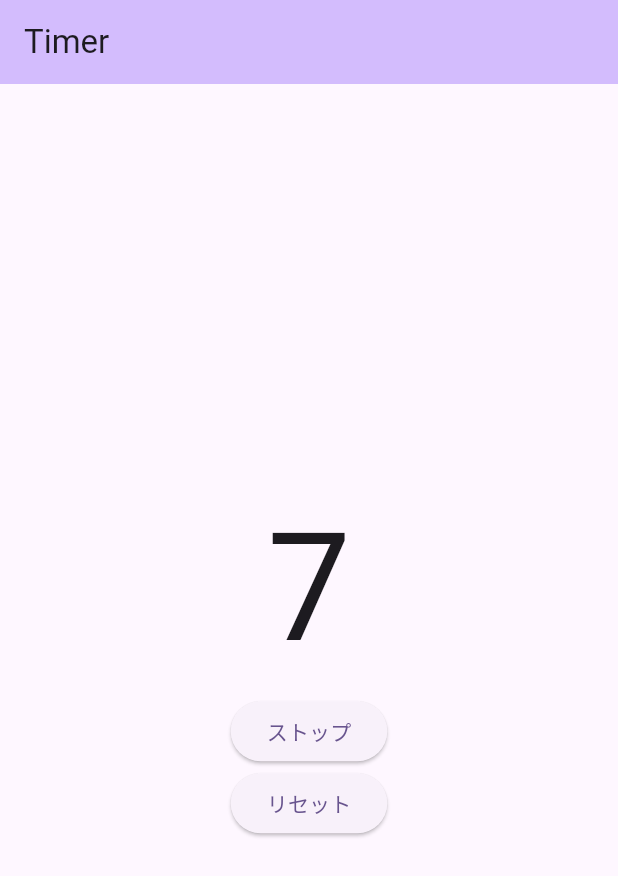
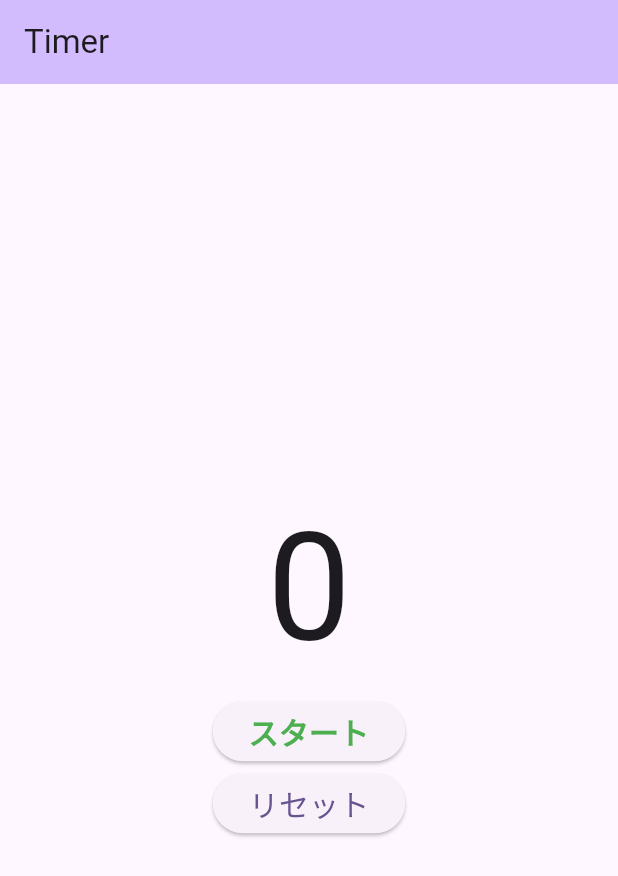
Before and after one commit to naoyamatsunaga/timer, a Flutter app: the screen it shows after launch, on a phone screen of 412 x 824 dp. Shown: the top 876 px of the screen. Run offline on Flutter 3.47's test engine with Material 3 defaults, Android fonts, the phone set to English and light mode, and no system bars.

Commit message:
ボタン押下時にタイマースター/リスタートするように変更

```diff
--- a/lib/main.dart
+++ b/lib/main.dart
@@ -35,15 +35,19 @@ class MyHomePage extends StatefulWidget {
 
 class _MyHomePageState extends State<MyHomePage> {
   int _seconds = 0;
+
   // nullを許容する
   Timer? _timer;
+
+  bool _isRunning = false;
 
   @override
   // 画面を開いた時に最初に呼ばれる関数
   void initState() {
     super.initState();
+  }
 
-    // 1秒ごとにカウントアップ
+  void timerStart() {
     _timer = Timer.periodic(const Duration(seconds: 1), (timer) {
       setState(() {
         _seconds++;
@@ -51,13 +55,24 @@ class _MyHomePageState extends State<MyHomePage> {
     });
   }
 
-  void _timerStop() {
+  void timerStop() {
     setState(() {
       _timer?.cancel();
     });
   }
 
-  void _timerReset() {
+  void toggleTimer() {
+    setState(() {
+      if (_isRunning) {
+        timerStop();
+      } else {
+        timerStart();
+      }
+      _isRunning = !_isRunning;
+    });
+  }
+
+  void timerReset() {
     setState(() {
       _seconds = 0;
     });
@@ -80,15 +95,24 @@ class _MyHomePageState extends State<MyHomePage> {
             ),
             ElevatedButton(
               onPressed: () {
-                _timerStop();
+                toggleTimer();
               },
-              child: const Text('ストップ'),
+              child: Text(
+                _isRunning ? 'ストップ' : 'スタート',
+                style: TextStyle(
+                    fontSize: 20,
+                    color: _isRunning ? Colors.red : Colors.green,
+                    fontWeight: FontWeight.bold),
+              ),
             ),
             ElevatedButton(
               onPressed: () {
-                _timerReset();
+                timerReset();
               },
-              child: const Text('リセット'),
+              child: const Text(
+                'リセット',
+                style: TextStyle(fontSize: 20),
+              ),
             ),
           ],
         ),
```
